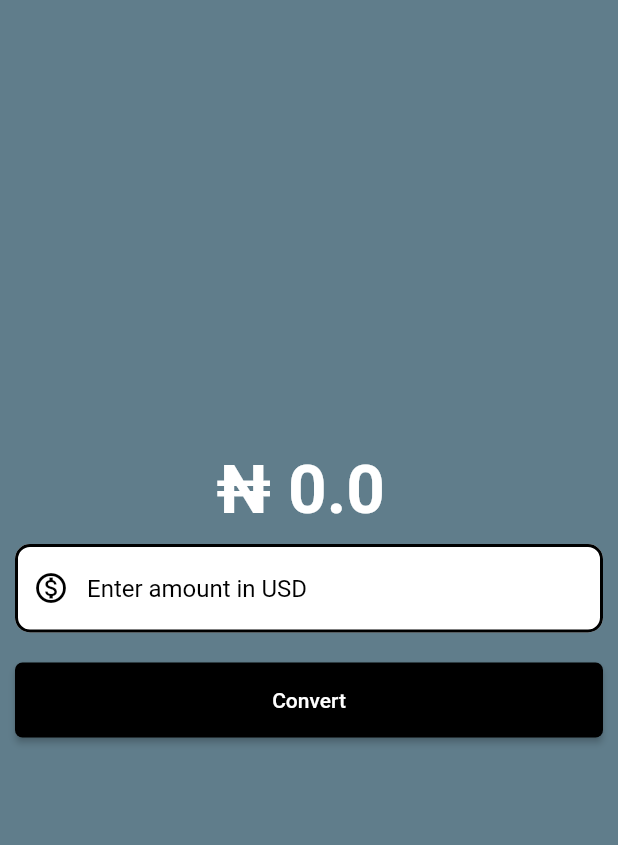
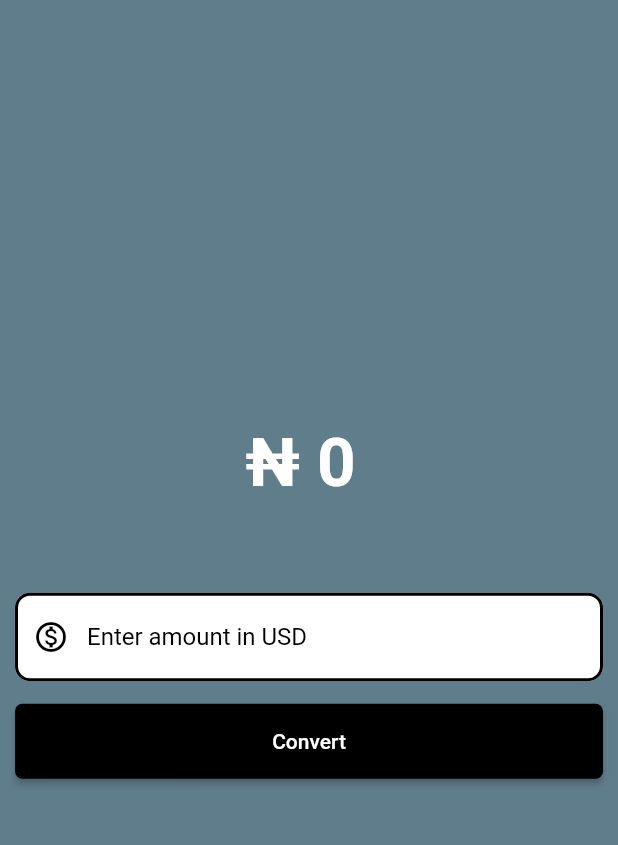
Before and after one commit to Chukwujekwu1/currency_converter_app, a Flutter app: the screen it shows after launch, after a tap on "Convert", on a phone screen of 412 x 824 dp, the part 59-904 px from its top. Run offline on Flutter 3.47's test engine with Material 2 defaults, Android fonts, the phone set to English and light mode, and no system bars.

Commit message:
adding some final touches like sizedbox and tenary operator and solving little bugs

```diff
--- a/lib/currency_converter_material_page.dart
+++ b/lib/currency_converter_material_page.dart
@@ -17,6 +17,13 @@ class _CurrencyConverterMaterialPageState
     extends State<CurrencyConverterMaterialPage> {
   double result = 0;
   final TextEditingController textEditingController = TextEditingController();
+  void convert() {
+    setState(
+      () {
+        result = double.parse(textEditingController.text) * 767.45;
+      },
+    );
+  }
 
 // note only use the build function for designing the app do not put any heavy load in the build function
   @override
@@ -46,22 +53,23 @@ class _CurrencyConverterMaterialPageState
       ),
       backgroundColor: Colors.blueGrey,
       body: Center(
+        child: Padding(
+          padding: const EdgeInsets.all(10.0),
           child: Column(
             mainAxisAlignment: MainAxisAlignment.center,
             children: [
               // to convert from int to string you use the value.toString method
               // to convert from string to int or double uses datatype.parse() method
               Text(
-              "₦ $result ",
+                "₦ ${ result != 0 ? result.toStringAsFixed(2):  result.toStringAsFixed(0) } ", //! this is an if else statement, // .toStringAsFixed(2) method is used to indicate the maximun number of after the decimal dot
                 style: const TextStyle(
                   fontSize: 45,
                   fontWeight: FontWeight.bold,
                   color: Colors.white,
                 ),
               ),
-            Padding(
-              padding: const EdgeInsets.all(10.0),
-              child: TextField(
+              const SizedBox(height: 60),
+              TextField(
                 controller: textEditingController,
                 style: const TextStyle(
                   color: Colors.black,
@@ -85,20 +93,14 @@ class _CurrencyConverterMaterialPageState
                   decimal: true,
                 ),
               ),
-            ),
+              //sizedbox only have the width and height property
+              const SizedBox(height: 15),
 
               /// they are two types of button elevated and text button in flutter
               /// elevatedbuttton has shadow while textbutton does not
-            Padding(
-              padding: const EdgeInsets.all(10.0),
-              child: ElevatedButton(
+              ElevatedButton(
                 onPressed: () {
-                  // types on mode debug, release, profile
-                  setState(
-                    () {
-                      result = double.parse(textEditingController.text) * 767.45;
-                    },
-                  );
+                  convert(); // types on mode debug, release, profile
                 },
                 style: ElevatedButton.styleFrom(
                   backgroundColor: Colors.black,
@@ -112,8 +114,8 @@ class _CurrencyConverterMaterialPageState
                   "Convert",
                 ),
               ),
+            ],
           ),
-          ],
         ),
       ),
     );
```
Lines whose indentation alone changed are shown as unchanged.
